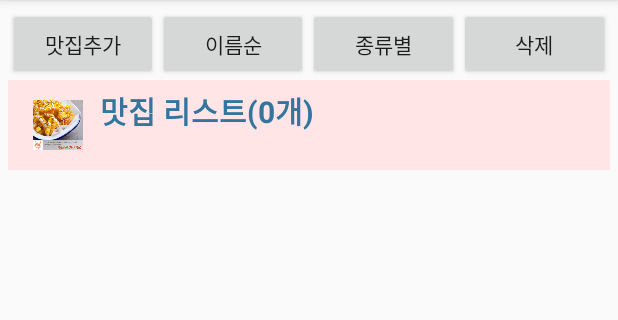
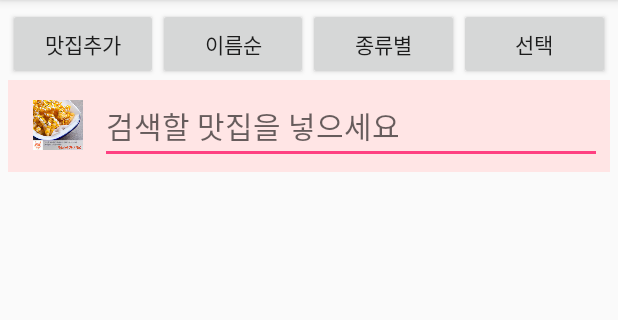
Before and after one commit to tjddls1124/Lab7, an Android app: the screen it shows after launch (MainActivity), after a tap on "선택", on a phone screen of 412 x 824 dp, the part 84-404 px from its top. Run offline under Robolectric (Android 15) with nearby library versions, the phone set to English and light mode, and no system bars.

Commit message:
검색, checkbox 구현

```diff
--- a/app/src/main/java/com/example/lab6/MainActivity.java
+++ b/app/src/main/java/com/example/lab6/MainActivity.java
@@ -6,14 +6,19 @@ import android.content.Intent;
 import android.support.v7.app.AlertDialog;
 import android.support.v7.app.AppCompatActivity;
 import android.os.Bundle;
+import android.text.Editable;
+import android.text.TextWatcher;
 import android.view.LayoutInflater;
 import android.view.View;
+import android.view.ViewGroup;
+import android.widget.AbsListView;
 import android.widget.Adapter;
 import android.widget.AdapterView;
 import android.widget.ArrayAdapter;
 import android.widget.Button;
 import android.widget.CheckBox;
 import android.widget.Checkable;
+import android.widget.EditText;
 import android.widget.LinearLayout;
 import android.widget.ListView;
 import android.widget.TextView;
@@ -31,10 +36,12 @@ import static android.R.attr.isDefault;
 
 
 public class MainActivity extends AppCompatActivity {
+    list_layout itemView;
     static int count=0;
     CheckBox cb;
     ListView listView;
-
+    static boolean btnIsChoosed = false;
+    EditText et;
     ArrayList<Matzip> matzip_list = new ArrayList<>();
     MatzipAdapter adapter;
 
@@ -46,6 +53,31 @@ public class MainActivity extends AppCompatActivity {
         super.onCreate(savedInstanceState);
         setContentView(R.layout.activity_main);
         setListView();
+        et = (EditText)findViewById(R.id.editText);
+        et.addTextChangedListener(new TextWatcher() {
+            @Override
+            public void beforeTextChanged(CharSequence s, int start, int count, int after) {
+
+            }
+
+            @Override
+            public void onTextChanged(CharSequence s, int start, int before, int count) {
+
+            }
+
+            @Override
+            public void afterTextChanged(Editable s) {
+                String search = s.toString();
+                if(search.length() > 0) {
+                    listView.setFilterText(search);
+                }
+                else {
+                    listView.clearTextFilter();
+                }
+            }
+        });
+
+
 
 
 
@@ -85,10 +117,33 @@ public class MainActivity extends AppCompatActivity {
         }
 
         else if(v.getId()==R.id.btnChoose) {
+//            LinearLayout list_layout = (LinearLayout) View.inflate(MainActivity.this, R.layout.list_layout, null);
+            Button button = (Button) findViewById(R.id.btnChoose);
+            CheckBox cb = (CheckBox) findViewById(R.id.checkBox);
 
-            LinearLayout list_layout =(LinearLayout) View.inflate(MainActivity.this ,R.layout.list_layout,null);
-            Button button = (Button)findViewById(R.id.btnChoose);
-            button.setText("삭제");
+
+
+            if(btnIsChoosed == false) {
+
+                if( adapter.isEmpty() == true) return;
+//                adapter.setCheckBoxVisibility();
+
+                cb.setVisibility(View.VISIBLE);
+
+                listView.setChoiceMode(ListView.CHOICE_MODE_MULTIPLE);
+                button.setText("삭제");
+                btnIsChoosed = true;
+            }
+                else {
+                if( adapter.isEmpty() == true) return;
+
+                cb.setVisibility(View.GONE);
+                listView.setChoiceMode(AbsListView.CHOICE_MODE_NONE);
+                button.setText("선택");
+                btnIsChoosed = false;
+                }
+
+
         }
     }
 
@@ -102,13 +157,8 @@ public class MainActivity extends AppCompatActivity {
 
 //        LayoutInflater inflater = (LayoutInflater) getSystemService(Context.LAYOUT_INFLATER_SERVICE);
 //        LinearLayout list_view = (LinearLayout) inflater.inflate(R.layout.list_layout,null);
-        adapter.setVisible(null);
-//        cb =  (CheckBox) list_view.findViewById(R.id.checkBox);
-//        cb.setVisibility(View.VISIBLE);
-        listView.setChoiceMode(ListView.CHOICE_MODE_MULTIPLE);
 
         listView.setAdapter(adapter);
-
 
         listView.setOnItemClickListener(new AdapterView.OnItemClickListener() {
             @Override
@@ -151,11 +201,8 @@ public class MainActivity extends AppCompatActivity {
             if(resultCode == RESULT_OK){
                 Matzip m;
                 m = data.getParcelableExtra("remakemsg");
-                tv = (TextView)findViewById(R.id.tv);
-
                 matzip_list.add(count,m);
                 int size = matzip_list.size();
-                tv.setText("맛집 리스트(" +size+"개)");
                 count++;
 
                 adapter.notifyDataSetChanged();
--- a/app/src/main/java/com/example/lab6/Matzip.java
+++ b/app/src/main/java/com/example/lab6/Matzip.java
@@ -10,7 +10,7 @@ import android.view.View;
  */
 
 public class Matzip implements Parcelable {
-     String name;
+    public String name;
      String call_num;
      int menu_kind;
      String menu1;
@@ -31,6 +31,10 @@ public class Matzip implements Parcelable {
         this.menu3 = menu3;
 
 
+    }
+    public String getName() {
+        String name = this.name;
+        return name;
     }
 
     protected Matzip(Parcel in) {
--- a/app/src/main/java/com/example/lab6/list_layout.java
+++ b/app/src/main/java/com/example/lab6/list_layout.java
@@ -9,6 +9,7 @@ import android.widget.LinearLayout;
  */
 
 public class list_layout extends LinearLayout implements Checkable {
+
     public list_layout(Context context) {
         super(context);
     }
--- a/app/src/main/res/layout/activity_main.xml
+++ b/app/src/main/res/layout/activity_main.xml
@@ -59,21 +59,22 @@
             android:layout_height="33dp"
             android:src="@drawable/potatao"/>
 
-        <TextView
-            android:id="@+id/tv"
+        <EditText
+            android:id="@+id/editText"
             android:layout_width="wrap_content"
             android:layout_height="wrap_content"
-            android:layout_weight="2"
-            android:text="맛집 리스트(0개)"
-            android:textColor="#3276a0"
-            android:textSize="20dp"
-            android:textStyle="bold" />
+            android:layout_weight="1"
+            android:ems="10"
+            android:hint="검색할 맛집을 넣으세요"
+            android:inputType="textPersonName"
+            android:text=""
+            android:textSize="20dp" />
 
     </LinearLayout>
 
     <ListView
         android:id="@+id/listview"
-        android:choiceMode="multipleChoice"
+        android:choiceMode="none"
         android:textFilterEnabled="true"
         android:layout_width="match_parent"
         android:layout_height="match_parent"/>
--- a/app/src/main/res/layout/list_layout.xml
+++ b/app/src/main/res/layout/list_layout.xml
@@ -49,7 +49,7 @@
             android:layout_rowSpan="2"
             android:gravity="center"
             android:visibility="gone"
-            android:text="CheckBox" />
+            android:text="" />
     </GridLayout>
 
 </LinearLayout>
```
Also changed, not shown: app/src/main/java/com/example/lab6/MatzipAdapter.java (+78 -7 lines).
